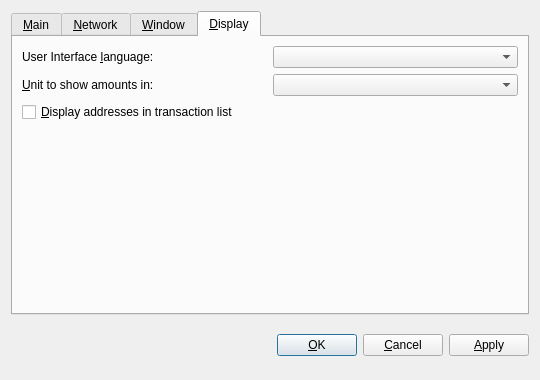
Old version of the form src/qt/forms/optionsdialog.ui in the repository ghostlander/Phoenixcoin.
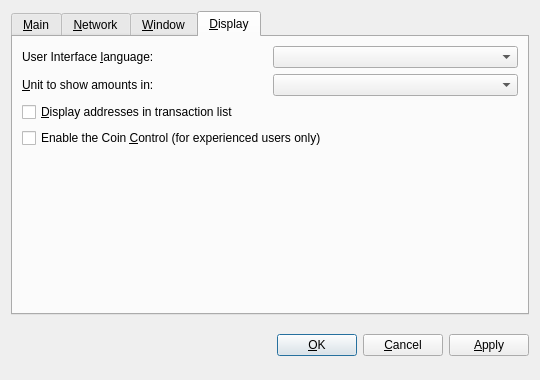
New version of the form. The open tabs and pages were chosen to show the change. Custom widgets are drawn as their Qt base class.

Commit message: The Coin Control Implemented

```diff
--- a/src/qt/forms/optionsdialog.ui
+++ b/src/qt/forms/optionsdialog.ui
@@ -343,6 +343,16 @@
          </property>
         </widget>
        </item>
+       <item>
+        <widget class="QCheckBox" name="coinControlFeatures">
+         <property name="toolTip">
+          <string>Whether to show the Coin Control features or not.</string>
+         </property>
+         <property name="text">
+          <string>Enable the Coin &amp;Control (for experienced users only)</string>
+         </property>
+        </widget>
+       </item>
        <item>
         <spacer name="verticalSpacer_Display">
          <property name="orientation">
```
The commit also changes 62 other files.
